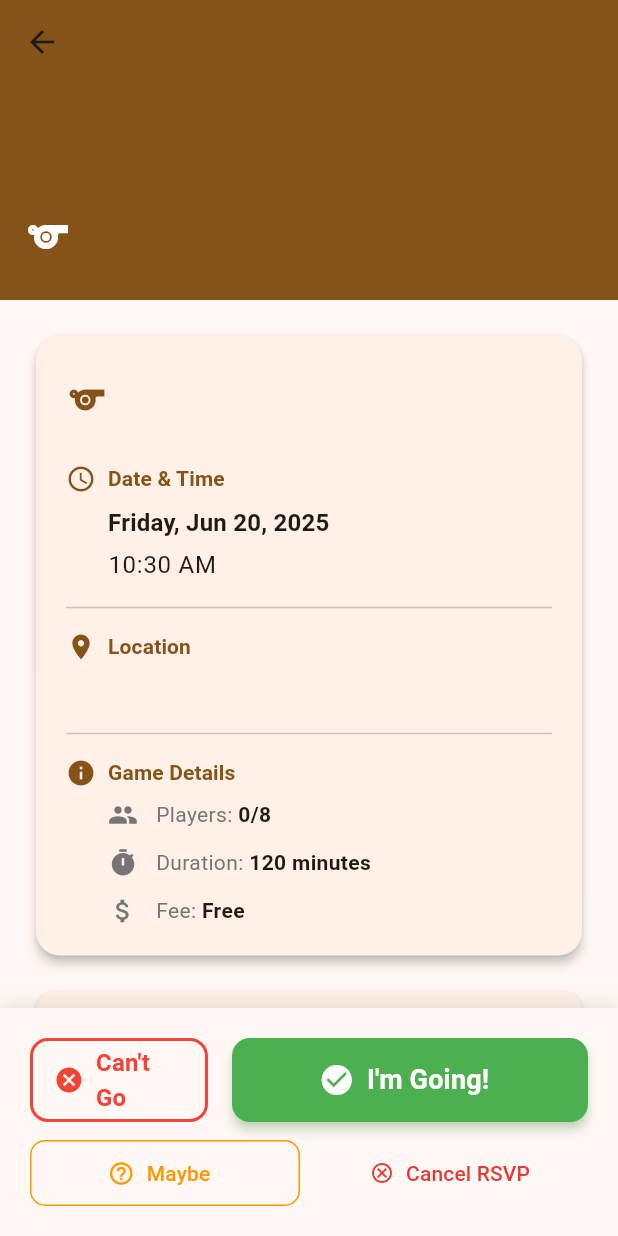
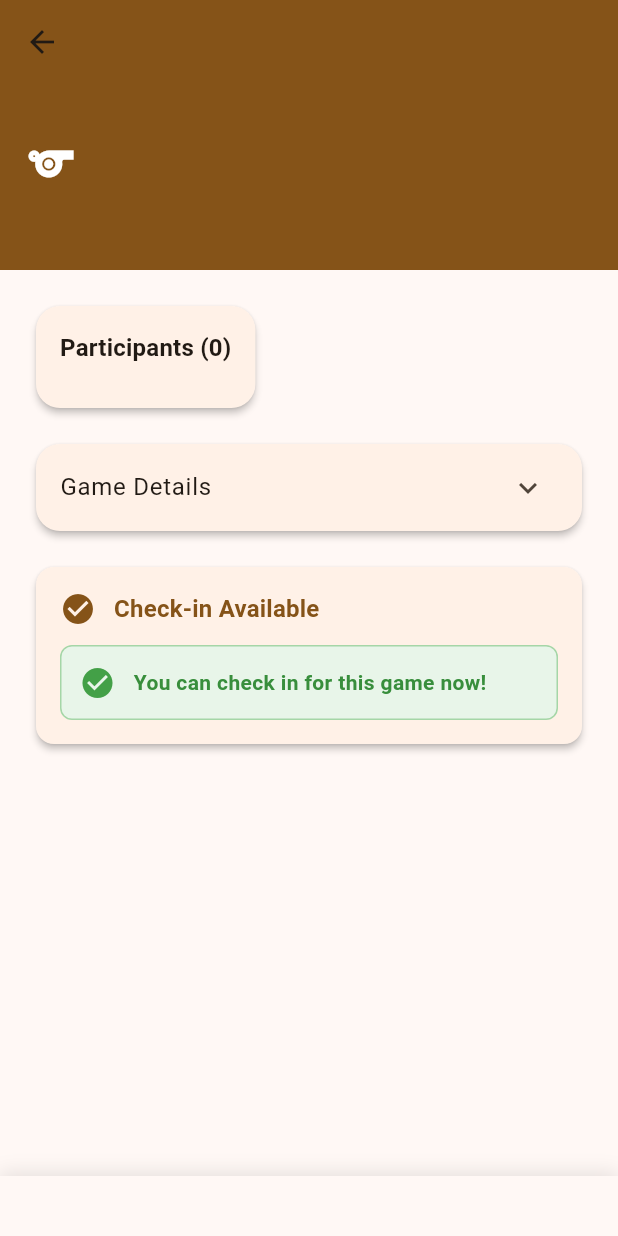
Before and after one commit to droidment/clevervb, a Flutter app: the GameDetailPage screen opened directly with empty values, on a phone screen of 412 x 824 dp. Run offline on Flutter 3.47's test engine with Material 3 defaults, Android fonts, the phone set to English and light mode, and no system bars; our stand-ins replace flutter_riverpod, geocoding, geolocator, google_sign_in, image_picker, logger and 4 more; missing offline and left inert: dart:html, dart:js, dart:js_util; accounts and stored records are empty; generated files the repository leaves out were written again.

Commit message:
feat(game_detail): redesign header to prevent overflow and improve layout
- Moved title into header background to remove FlexibleSpaceBar.title overlap
- Adjusted padding, icon size, and layout for safe rendering
- Increased SliverAppBar height for balanced spacing

Also includes migration to allow authenticated users to read basic user profiles (st_users) and RSVP button visibility tweaks.

```diff
--- a/lib/pages/game_detail_page.dart
+++ b/lib/pages/game_detail_page.dart
@@ -4,6 +4,7 @@ import 'package:intl/intl.dart';
 import '../models/game.dart';
 import '../services/game_service.dart';
 import '../providers/game_provider.dart';
+import '../services/auth_service.dart';
 
 class GameDetailPage extends ConsumerStatefulWidget {
   final Game game;
@@ -20,6 +21,12 @@ class _GameDetailPageState extends ConsumerState<GameDetailPage> {
   List<Map<String, dynamic>> _rsvpList = [];
   bool _loadingRsvps = true;
 
+  // Tracks whether the current user already RSVP'd "Going"
+  bool _hasRsvpedYes = false;
+
+  // Tracks whether the current user has any RSVP (yes/no/maybe)
+  bool _hasUserRsvp = false;
+
   @override
   void initState() {
     super.initState();
@@ -30,9 +37,19 @@ class _GameDetailPageState extends ConsumerState<GameDetailPage> {
     try {
       setState(() => _loadingRsvps = true);
       final rsvps = await _gameService.getGameRsvps(widget.game.id);
+
+      // Determine if the current user has already RSVP'd "yes"
+      final authService = AuthService();
+      final currentUserId = await authService.getCurrentUserId();
+
       setState(() {
         _rsvpList = rsvps;
         _loadingRsvps = false;
+        _hasRsvpedYes = rsvps.any(
+          (rsvp) =>
+              rsvp['user_id'] == currentUserId && rsvp['response'] == 'yes',
+        );
+        _hasUserRsvp = rsvps.any((rsvp) => rsvp['user_id'] == currentUserId);
       });
     } catch (e) {
       setState(() => _loadingRsvps = false);
@@ -166,18 +183,12 @@ class _GameDetailPageState extends ConsumerState<GameDetailPage> {
         slivers: [
           // App Bar with Game Header
           SliverAppBar(
-            expandedHeight: 200,
+            expandedHeight: 180,
             pinned: true,
             backgroundColor:
                 isGameFinished ? Colors.grey[600] : theme.primaryColor,
             flexibleSpace: FlexibleSpaceBar(
-              title: Text(
-                widget.game.title,
-                style: const TextStyle(
-                  color: Colors.white,
-                  fontWeight: FontWeight.bold,
-                ),
-              ),
+              collapseMode: CollapseMode.parallax,
               background: Container(
                 decoration: BoxDecoration(
                   gradient: LinearGradient(
@@ -192,41 +203,56 @@ class _GameDetailPageState extends ConsumerState<GameDetailPage> {
                   ),
                 ),
                 child: Padding(
-                  padding: const EdgeInsets.fromLTRB(16, 100, 16, 20),
+                  padding: const EdgeInsets.fromLTRB(16, 90, 16, 16),
                   child: Column(
                     mainAxisAlignment: MainAxisAlignment.end,
                     crossAxisAlignment: CrossAxisAlignment.start,
                     children: [
                       Row(
+                        crossAxisAlignment: CrossAxisAlignment.start,
                         children: [
                           Icon(
                             isGameFinished
                                 ? Icons.check_circle
                                 : _getSportIcon(widget.game.sport),
                             color: Colors.white,
-                            size: 32,
+                            size: 36,
                           ),
                           const SizedBox(width: 12),
                           Expanded(
                             child: Column(
                               crossAxisAlignment: CrossAxisAlignment.start,
+                              mainAxisSize: MainAxisSize.min,
                               children: [
+                                // Game title (primary)
+                                Text(
+                                  widget.game.title,
+                                  style: const TextStyle(
+                                    color: Colors.white,
+                                    fontSize: 22,
+                                    fontWeight: FontWeight.bold,
+                                  ),
+                                  maxLines: 2,
+                                  overflow: TextOverflow.ellipsis,
+                                ),
+                                const SizedBox(height: 4),
+                                // Sport or status label
                                 Text(
                                   isGameFinished
                                       ? 'GAME COMPLETED'
                                       : widget.game.sport.toUpperCase(),
                                   style: const TextStyle(
-                                    color: Colors.white,
-                                    fontSize: 16,
+                                    color: Colors.white70,
+                                    fontSize: 14,
                                     fontWeight: FontWeight.w600,
                                   ),
                                 ),
                                 if (widget.game.teamName != null)
                                   Text(
                                     widget.game.teamName!,
-                                    style: TextStyle(
-                                      color: Colors.white.withOpacity(0.9),
-                                      fontSize: 14,
+                                    style: const TextStyle(
+                                      color: Colors.white70,
+                                      fontSize: 12,
                                     ),
                                   ),
                               ],
@@ -248,18 +274,18 @@ class _GameDetailPageState extends ConsumerState<GameDetailPage> {
               child: Column(
                 crossAxisAlignment: CrossAxisAlignment.start,
                 children: [
-                  // Combined Game Information Card
-                  _buildCombinedGameInfoCard(
+                  // Participants section (visible first)
+                  _buildParticipantsCard(theme),
+
+                  const SizedBox(height: 16),
+
+                  // Collapsible game details to save space
+                  _buildCollapsibleDetails(
                     theme,
                     dateFormat,
                     timeFormat,
                     isGameFinished,
                   ),
-
-                  const SizedBox(height: 16),
-
-                  // Participants Card
-                  _buildParticipantsCard(),
 
                   // Check-in info
                   if (widget.game.canCheckIn) ...[
@@ -589,191 +615,67 @@ class _GameDetailPageState extends ConsumerState<GameDetailPage> {
     );
   }
 
-  Widget _buildParticipantsCard() {
-    return _buildInfoCard(
-      icon: Icons.people,
-      title: 'Participants (${_rsvpList.length})',
-      child:
-          _loadingRsvps
-              ? const Padding(
-                padding: EdgeInsets.all(16.0),
-                child: Center(child: CircularProgressIndicator()),
-              )
-              : _rsvpList.isEmpty
-              ? Container(
-                padding: const EdgeInsets.all(16),
-                decoration: BoxDecoration(
-                  color: Colors.grey[50],
-                  borderRadius: BorderRadius.circular(8),
-                  border: Border.all(color: Colors.grey[300]!),
-                ),
-                child: Row(
-                  children: [
-                    Icon(Icons.person_add, color: Colors.grey[400], size: 20),
-                    const SizedBox(width: 8),
-                    Text(
-                      'No one has signed up yet',
-                      style: TextStyle(
-                        color: Colors.grey[600],
-                        fontStyle: FontStyle.italic,
-                      ),
-                    ),
-                  ],
-                ),
-              )
-              : ListView.separated(
-                shrinkWrap: true,
-                physics: const NeverScrollableScrollPhysics(),
-                itemCount: _rsvpList.length,
-                separatorBuilder:
-                    (context, index) =>
-                        Divider(height: 1, color: Colors.grey[200]),
-                itemBuilder: (context, index) {
-                  final rsvp = _rsvpList[index];
-                  final user = rsvp['st_users'];
-                  final response = rsvp['response'] as String;
-                  final guestCount = rsvp['guest_count'] as int? ?? 0;
+  Widget _buildParticipantsCard(ThemeData theme) {
+    if (_loadingRsvps) {
+      return const Center(child: CircularProgressIndicator());
+    }
 
-                  return _buildParticipantTile(
-                    user: user,
-                    response: response,
-                    guestCount: guestCount,
-                  );
-                },
+    return Card(
+      elevation: 2,
+      shape: RoundedRectangleBorder(borderRadius: BorderRadius.circular(16)),
+      child: Padding(
+        padding: const EdgeInsets.all(16.0),
+        child: Column(
+          crossAxisAlignment: CrossAxisAlignment.start,
+          children: [
+            Text(
+              'Participants (${_rsvpList.length})',
+              style: theme.textTheme.titleMedium?.copyWith(
+                fontWeight: FontWeight.bold,
               ),
+            ),
+            const SizedBox(height: 12),
+            Wrap(
+              spacing: 8,
+              runSpacing: 8,
+              children:
+                  _rsvpList.map((rsvp) {
+                    final name =
+                        rsvp['st_users']?['full_name'] ??
+                        rsvp['st_users']?['email'] ??
+                        'Player';
+                    return Chip(
+                      label: Text(name, overflow: TextOverflow.ellipsis),
+                      avatar: const Icon(Icons.person, size: 18),
+                    );
+                  }).toList(),
+            ),
+          ],
+        ),
+      ),
     );
   }
 
-  Widget _buildParticipantTile({
-    required Map<String, dynamic> user,
-    required String response,
-    required int guestCount,
-  }) {
-    final theme = Theme.of(context);
-    final userName = user['full_name'] as String? ?? 'Unknown User';
-    final userEmail = user['email'] as String? ?? '';
-
-    Color responseColor;
-    IconData responseIcon;
-    String responseText;
-
-    switch (response) {
-      case 'yes':
-        responseColor = Colors.green;
-        responseIcon = Icons.check_circle;
-        responseText = 'Going';
-        break;
-      case 'no':
-        responseColor = Colors.red;
-        responseIcon = Icons.cancel;
-        responseText = 'Not Going';
-        break;
-      case 'maybe':
-        responseColor = Colors.orange;
-        responseIcon = Icons.help;
-        responseText = 'Maybe';
-        break;
-      default:
-        responseColor = Colors.grey;
-        responseIcon = Icons.help_outline;
-        responseText = response;
-    }
-
-    return Padding(
-      padding: const EdgeInsets.symmetric(vertical: 8.0),
-      child: Row(
+  Widget _buildCollapsibleDetails(
+    ThemeData theme,
+    DateFormat dateFormat,
+    DateFormat timeFormat,
+    bool isGameFinished,
+  ) {
+    return Card(
+      elevation: 2,
+      shape: RoundedRectangleBorder(borderRadius: BorderRadius.circular(16)),
+      child: ExpansionTile(
+        title: const Text('Game Details'),
+        initiallyExpanded: false,
         children: [
-          // User Avatar
-          CircleAvatar(
-            radius: 24,
-            backgroundColor: theme.colorScheme.primaryContainer,
-            backgroundImage:
-                user['avatar_url'] != null &&
-                        user['avatar_url'].toString().isNotEmpty
-                    ? NetworkImage(user['avatar_url'])
-                    : null,
-            child:
-                user['avatar_url'] == null ||
-                        user['avatar_url'].toString().isEmpty
-                    ? Text(
-                      userName.isNotEmpty ? userName[0].toUpperCase() : '?',
-                      style: TextStyle(
-                        color: theme.colorScheme.onPrimaryContainer,
-                        fontWeight: FontWeight.bold,
-                        fontSize: 18,
-                      ),
-                    )
-                    : null,
-          ),
-          const SizedBox(width: 16),
-
-          // User Info
-          Expanded(
-            child: Column(
-              crossAxisAlignment: CrossAxisAlignment.start,
-              children: [
-                Text(
-                  userName,
-                  style: theme.textTheme.bodyLarge?.copyWith(
-                    fontWeight: FontWeight.w600,
-                  ),
-                ),
-                const SizedBox(height: 2),
-                if (userEmail.isNotEmpty)
-                  Text(
-                    userEmail,
-                    style: theme.textTheme.bodySmall?.copyWith(
-                      color: Colors.grey[600],
-                    ),
-                  ),
-                if (guestCount > 0) ...[
-                  const SizedBox(height: 4),
-                  Container(
-                    padding: const EdgeInsets.symmetric(
-                      horizontal: 8,
-                      vertical: 2,
-                    ),
-                    decoration: BoxDecoration(
-                      color: Colors.blue[50],
-                      borderRadius: BorderRadius.circular(12),
-                      border: Border.all(color: Colors.blue[200]!),
-                    ),
-                    child: Text(
-                      '+$guestCount guest${guestCount > 1 ? 's' : ''}',
-                      style: TextStyle(
-                        fontSize: 12,
-                        color: Colors.blue[700],
-                        fontWeight: FontWeight.w500,
-                      ),
-                    ),
-                  ),
-                ],
-              ],
-            ),
-          ),
-
-          // RSVP Status
-          Container(
-            padding: const EdgeInsets.symmetric(horizontal: 12, vertical: 6),
-            decoration: BoxDecoration(
-              color: responseColor.withOpacity(0.1),
-              borderRadius: BorderRadius.circular(16),
-              border: Border.all(color: responseColor.withOpacity(0.3)),
-            ),
-            child: Row(
-              mainAxisSize: MainAxisSize.min,
-              children: [
-                Icon(responseIcon, size: 16, color: responseColor),
-                const SizedBox(width: 6),
-                Text(
-                  responseText,
-                  style: TextStyle(
-                    fontSize: 13,
-                    fontWeight: FontWeight.w600,
-                    color: responseColor,
-                  ),
-                ),
-              ],
+          Padding(
+            padding: const EdgeInsets.all(12.0),
+            child: _buildCombinedGameInfoCard(
+              theme,
+              dateFormat,
+              timeFormat,
+              isGameFinished,
             ),
           ),
         ],
@@ -826,6 +728,33 @@ class _GameDetailPageState extends ConsumerState<GameDetailPage> {
       );
     }
 
+    // Show only Cancel RSVP if user already RSVP'd yes OR RSVP window closed
+    if (_hasRsvpedYes || (!widget.game.isRsvpOpen && _hasUserRsvp)) {
+      return SizedBox(
+        height: 56,
+        child: TextButton.icon(
+          onPressed: _cancelRsvp,
+          icon: const Icon(Icons.cancel_outlined, size: 18),
+          label: const Text(
+            'Cancel RSVP',
+            style: TextStyle(fontSize: 16, fontWeight: FontWeight.w600),
+          ),
+          style: TextButton.styleFrom(
+            foregroundColor: Colors.red.shade600,
+            backgroundColor: theme.colorScheme.surfaceContainerHighest,
+            shape: RoundedRectangleBorder(
+              borderRadius: BorderRadius.circular(12),
+            ),
+          ),
+        ),
+      );
+    }
+
+    // If RSVP is closed and user has no RSVP, hide action buttons entirely
+    if (!widget.game.isRsvpOpen && !_hasUserRsvp) {
+      return const SizedBox.shrink();
+    }
+
     return Column(
       mainAxisSize: MainAxisSize.min,
       children: [
@@ -859,7 +788,7 @@ class _GameDetailPageState extends ConsumerState<GameDetailPage> {
                 height: 56,
                 child: ElevatedButton.icon(
                   onPressed:
-                      widget.game.isFull
+                      (widget.game.isFull || _hasRsvpedYes)
                           ? null
                           : () => _updateRsvp(RsvpResponse.yes),
                   icon: Icon(
```
Also changed, not shown: 1 other file.
